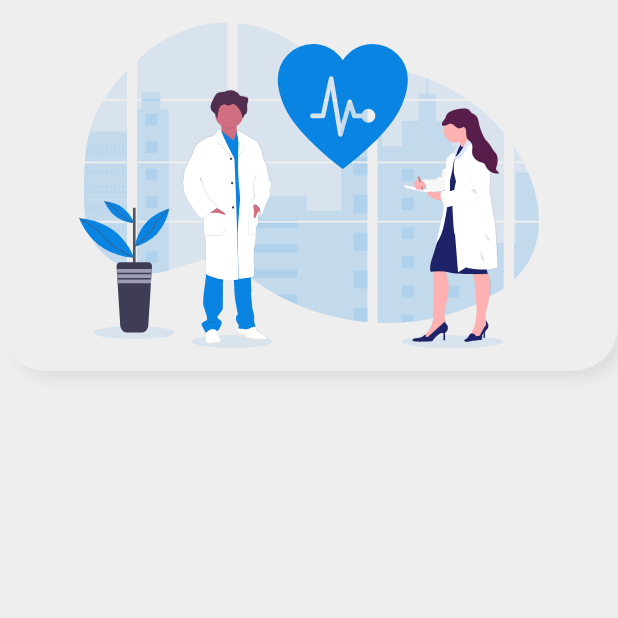
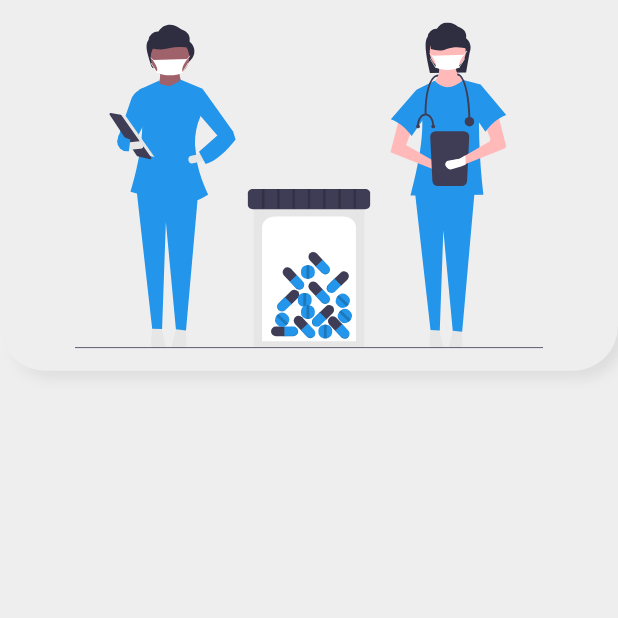
Before and after one commit to niloysikdar/Plaso-Connect, a Flutter app: the screen it shows after launch, on a phone screen of 412 x 824 dp, the top half of it. Run offline on Flutter 3.47's test engine with Material 2 defaults, Android fonts, the phone set to English and light mode, and no system bars; our stand-ins replace cloud_firestore, firebase_core, flutter_svg, google_fonts, percent_indicator; accounts and stored records are empty.

```diff
--- a/lib/main.dart
+++ b/lib/main.dart
@@ -7,7 +7,7 @@ import 'package:plaso_connect/screens/addoxygen.dart';
 
 Future<void> main() async {
   WidgetsFlutterBinding.ensureInitialized();
-  await Firebase.initializeApp();
+  // await Firebase.initializeApp();
   SystemChrome.setPreferredOrientations([
     DeviceOrientation.portraitUp,
   ]).then((val) {
--- a/lib/screens/addoxygen.dart
+++ b/lib/screens/addoxygen.dart
@@ -16,7 +16,7 @@ class _AddOxygenDetailsState extends State<AddOxygenDetails> {
           children: [
             formBanner(
               size: size,
-              svgPath: "assets/images/login.svg",
+              svgPath: "assets/images/medicine.svg",
             ),
           ],
         ),
```
